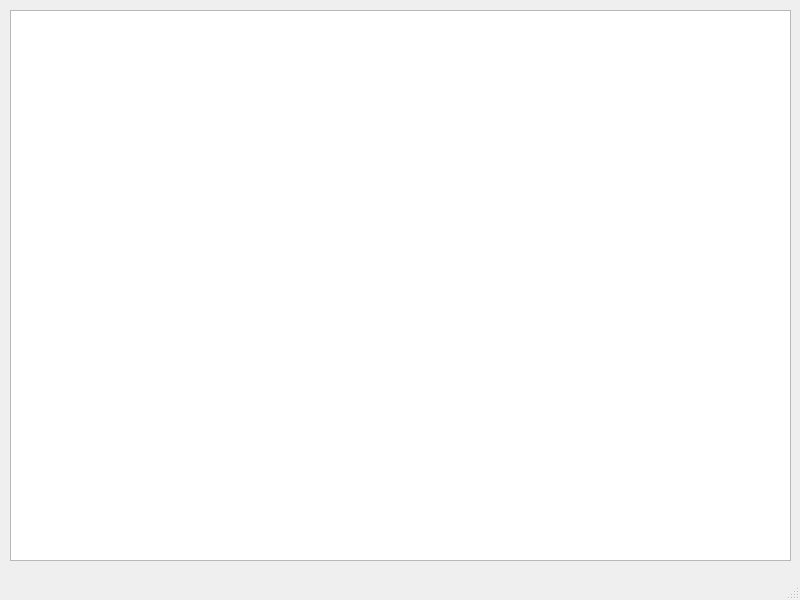
Before: the Qt Designer form mainwindow.ui in mik0war/PartnersApp, drawn with Qt 5.
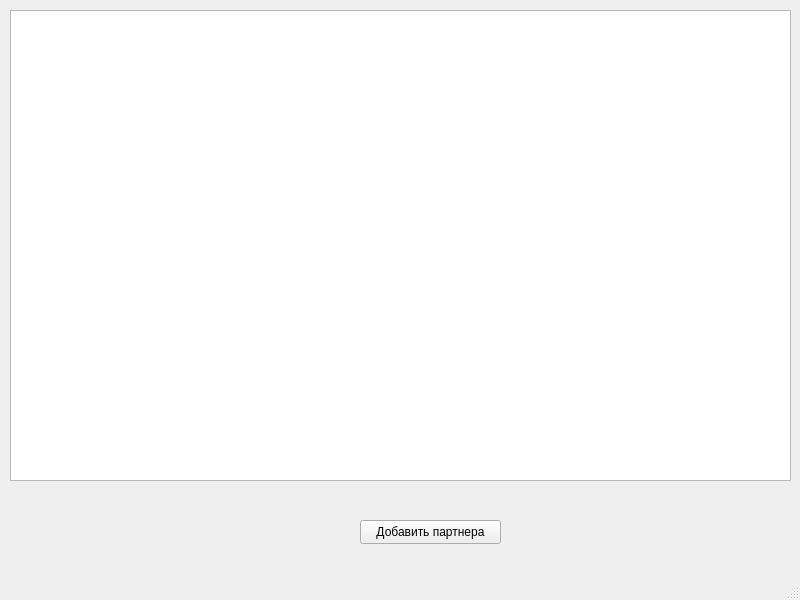
After: the same form once the commit is applied.

Patch:
```diff
--- a/mainwindow.ui
+++ b/mainwindow.ui
@@ -20,10 +20,23 @@
       <x>10</x>
       <y>10</y>
       <width>781</width>
-      <height>551</height>
+      <height>471</height>
      </rect>
     </property>
    </widget>
+   <widget class="QPushButton" name="pushButton">
+    <property name="geometry">
+     <rect>
+      <x>360</x>
+      <y>520</y>
+      <width>141</width>
+      <height>24</height>
+     </rect>
+    </property>
+    <property name="text">
+     <string>Добавить партнера</string>
+    </property>
+   </widget>
   </widget>
   <widget class="QMenuBar" name="menubar">
    <property name="geometry">
```
